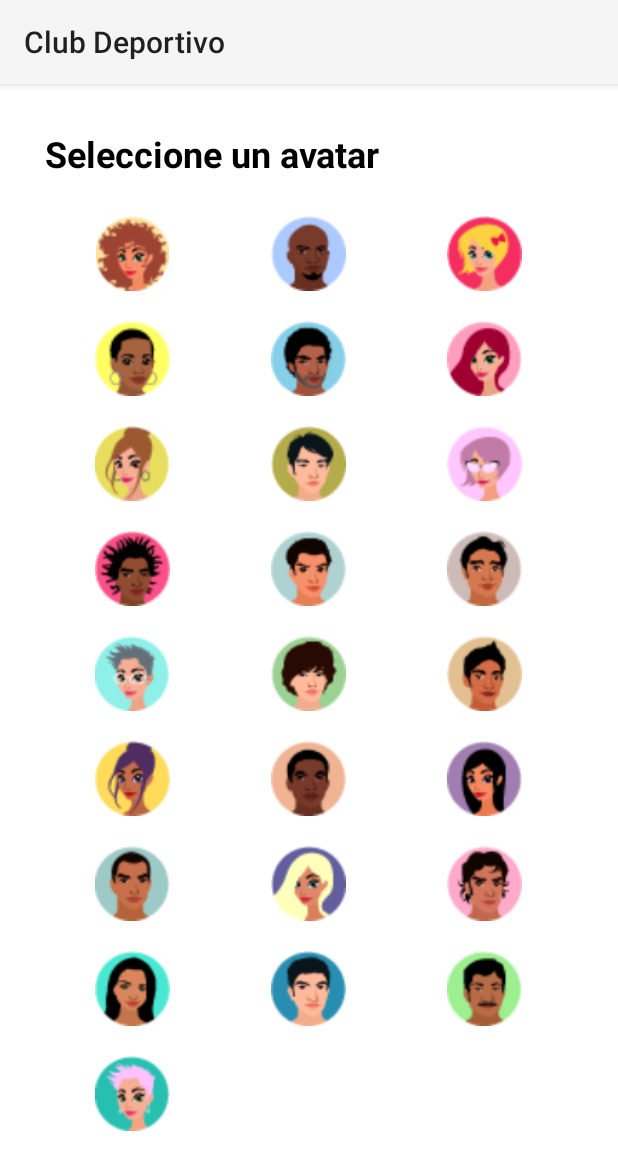
After one commit to Heber-739/Desarrollo_Aplicaciones_Moviles, an Android app: the AvatarSelect screen opened directly, with no data from a screen before it, on a phone screen of 412 x 824 dp. The commit adds this screen. Shown: the top 1170 px of the screen. Run offline under Robolectric (Android 15) with nearby library versions, the phone set to English and light mode, and no system bars; 2 statements that could not run were skipped.

Commit message:
Update avatar

```diff
--- /dev/null
+++ b/app/src/main/java/com/example/clubdeportivo/AvatarSelect.kt
@@ -0,0 +1,77 @@
+package com.example.clubdeportivo
+
+import android.os.Bundle
+import androidx.activity.OnBackPressedDispatcher
+import androidx.appcompat.app.AppCompatActivity
+import androidx.recyclerview.widget.GridLayoutManager
+import androidx.recyclerview.widget.LinearLayoutManager
+import androidx.recyclerview.widget.RecyclerView
+import com.example.clubdeportivo.Utils.AvatarAdapter
+import com.example.clubdeportivo.Utils.UserAvatar
+import com.example.clubdeportivo.database.Database
+
+
+class AvatarSelect: AppCompatActivity(), AvatarAdapter.OnAvatarClickListener, ModalFragment.ModalListener  {
+
+    private var email:String = ""
+    private var table:String = ""
+
+    override fun onCreate(savedInstanceState: Bundle?) {
+        super.onCreate(savedInstanceState)
+
+        this.email = intent.getStringExtra("USER_EMAIL").toString()
+        this.table = intent.getStringExtra("TABLE").toString()
+
+        // Configura el layout de la actividad
+        setContentView(R.layout.avatar_select)  // Reemplaza "activity_my" con el nombre de tu layout
+
+
+        /* Listar los clientes */
+        val recyclerView = findViewById<RecyclerView>(R.id.recyclerView)
+
+
+        val gridLayoutManager = GridLayoutManager(this, 3) // 3 es el número de columnas
+        recyclerView.layoutManager = gridLayoutManager
+
+
+        val adapter = AvatarAdapter(this)
+        recyclerView.adapter = adapter
+
+    }
+
+    override fun onAvatarClick(id: Int) {
+        val dbHelper = Database(this)
+        val db = dbHelper.writableDatabase
+
+        try {
+
+    val updateQuery = "UPDATE ${this.table} SET nro_avatar = ? WHERE email_usuario = ?"
+    val stmt = db.compileStatement(updateQuery)
+    stmt.bindLong(1, id.toLong())
+    stmt.bindString(2, this.email)
+    val rowCount = stmt.executeUpdateDelete()
+            stmt.close()
+
+            val modal = ModalFragment.newInstance("No ",
+                " ${this.table} - ${this.email} - ${id} - ${rowCount}", "OK", )
+            modal.show(supportFragmentManager, "ModalFragment")
+
+    UserAvatar.setAvatar(id)
+
+//    onBackPressedDispatcher.onBackPressed()
+
+}
+         catch (e:Exception){
+        val modal = ModalFragment.newInstance("No se pudo encontrar el avatar seleccionado nro",
+            "Error:  ${e.message}", "OK", )
+        modal.show(supportFragmentManager, "ModalFragment")
+    }
+
+
+    }
+
+    override fun onModalResult(success: Boolean) {
+        OnBackPressedDispatcher()
+    }
+
+}
--- a/app/src/main/java/com/example/clubdeportivo/MainReciboPago.kt
+++ b/app/src/main/java/com/example/clubdeportivo/MainReciboPago.kt
@@ -1,7 +1,6 @@
 package com.example.clubdeportivo
 
 import android.os.Bundle
-import android.widget.FrameLayout
 import android.widget.TextView
 import androidx.activity.enableEdgeToEdge
 import androidx.appcompat.app.AppCompatActivity
--- /dev/null
+++ b/app/src/main/java/com/example/clubdeportivo/Utils/AvatarAdapter.kt
@@ -0,0 +1,47 @@
+package com.example.clubdeportivo.Utils
+
+import android.annotation.SuppressLint
+import android.view.LayoutInflater
+import android.view.View
+import android.view.ViewGroup
+import android.widget.ImageView
+import androidx.recyclerview.widget.RecyclerView
+import com.example.clubdeportivo.R
+
+class AvatarAdapter(private val listener: OnAvatarClickListener) : RecyclerView.Adapter<AvatarAdapter.AvatarViewHolder>()  {
+
+    interface OnAvatarClickListener {
+        fun onAvatarClick(id: Int)
+    }
+
+    @SuppressLint("DiscouragedApi")
+    class AvatarViewHolder(itemView: View, private val listener: OnAvatarClickListener) : RecyclerView.ViewHolder(itemView) {
+        val profilePhoto: ImageView = itemView.findViewById<ImageView>(R.id.profilePhoto)
+
+
+        fun bind(avatar: Int) {
+            val nombreImagen = "avatar_" + avatar.toString()
+            val resourceId = itemView.context.resources.getIdentifier(nombreImagen, "drawable", itemView.context.packageName)
+            profilePhoto.setImageResource(if (resourceId != 0) resourceId else R.drawable.avatar_0)
+
+            itemView.setOnClickListener {
+                listener.onAvatarClick(avatar)
+            }
+        }
+
+    }
+
+    override fun onCreateViewHolder(parent: ViewGroup, viewType: Int): AvatarViewHolder {
+        val view = LayoutInflater.from(parent.context).inflate(R.layout.avatar_item, parent, false)
+        return AvatarViewHolder(view,listener)
+    }
+
+
+    override fun onBindViewHolder(holder: AvatarViewHolder, position: Int) {
+        holder.bind(position +1)
+    }
+
+    override fun getItemCount(): Int = 25
+
+
+}
--- a/app/src/main/java/com/example/clubdeportivo/Utils/ClientesAdapter.kt
+++ b/app/src/main/java/com/example/clubdeportivo/Utils/ClientesAdapter.kt
@@ -15,6 +15,8 @@ class ClienteAdapter(private val clientes: List<Clientes_mostrar>, private val l
     interface OnItemClickListener {
         fun onItemClick(id: Int)
     }
+
+
 
     @SuppressLint("DiscouragedApi")
     class ClienteViewHolder(itemView: View, private val listener: OnItemClickListener) : RecyclerView.ViewHolder(itemView) {
--- a/app/src/main/java/com/example/clubdeportivo/database/Database.kt
+++ b/app/src/main/java/com/example/clubdeportivo/database/Database.kt
@@ -19,7 +19,7 @@ class Database(context: Context) : SQLiteOpenHelper(context, DATABASE_NAME, null
         const val COLUMN_USERS_NAME = "nombre_usuario"
         const val COLUMN_USERS_PASS = "password_usuario"
         const val COLUMN_USERS_ROL = "rol_id"
-        private val COLUMN_USER_NRO_AVATAR = "nro_avatar"
+        const val COLUMN_USER_NRO_AVATAR = "nro_avatar"
 
         // Tabla de Clientes
         private const val TABLE_CLIENTES = "Clientes"
--- a/app/src/main/res/layout/activity_main_menu.xml
+++ b/app/src/main/res/layout/activity_main_menu.xml
@@ -332,9 +332,7 @@
                         android:id="@+id/profilePhoto"
                         android:layout_width="42dp"
                         android:layout_height="42dp"
-                        android:layout_gravity="center"
-                        app:srcCompat="@drawable/avatar_0"
-                        tools:srcCompat="@drawable/avatar_0" />
+                        android:layout_gravity="center" />
 
                     <ImageView
                         android:id="@+id/addIcon"
@@ -342,7 +340,6 @@
                         android:layout_height="20dp"
                         android:layout_gravity="bottom|end"
                         android:elevation="10dp"
-                        android:visibility="gone"
                         app:srcCompat="@drawable/add"
                         tools:srcCompat="@drawable/add" />
 
--- /dev/null
+++ b/app/src/main/res/layout/avatar_item.xml
@@ -0,0 +1,17 @@
+<FrameLayout xmlns:android="http://schemas.android.com/apk/res/android"
+    xmlns:app="http://schemas.android.com/apk/res-auto"
+    android:layout_width="match_parent"
+    android:layout_height="wrap_content"
+    android:gravity="center">
+
+        <ImageView
+            android:id="@+id/profilePhoto"
+            android:layout_width="50dp"
+            android:layout_height="50dp"
+            android:layout_margin="10dp"
+            android:layout_gravity="center"
+            android:layout_rowSpan="1"
+            android:layout_columnSpan="1"
+            android:layout_weight="1"/>
+
+</FrameLayout>
--- /dev/null
+++ b/app/src/main/res/layout/avatar_select.xml
@@ -0,0 +1,43 @@
+<?xml version="1.0" encoding="utf-8"?>
+<androidx.constraintlayout.widget.ConstraintLayout xmlns:android="http://schemas.android.com/apk/res/android"
+    xmlns:app="http://schemas.android.com/apk/res-auto"
+    xmlns:tools="http://schemas.android.com/tools"
+    android:id="@+id/main"
+    android:layout_width="match_parent"
+    android:layout_height="match_parent"
+    android:background="@android:color/white"
+    android:padding="30dp"
+    tools:context=".AvatarSelect">
+
+    <LinearLayout
+        android:id="@+id/av_cont"
+        android:layout_width="match_parent"
+        android:layout_height="wrap_content"
+        android:orientation="vertical"
+        tools:ignore="MissingConstraints">
+
+        <TextView
+            android:id="@+id/txt_title"
+            android:layout_width="match_parent"
+            android:layout_height="wrap_content"
+            android:layout_marginBottom="15dp"
+            android:text="Seleccione un avatar"
+            android:textAlignment="viewStart"
+            android:textColor="@color/black"
+            android:textSize="24dp"
+            android:textStyle="bold" />
+
+<!--    <LinearLayout-->
+<!--        android:layout_width="match_parent"-->
+<!--        android:layout_height="wrap_content"-->
+<!--        android:orientation="horizontal">-->
+        <androidx.recyclerview.widget.RecyclerView
+            android:id="@+id/recyclerView"
+            android:layout_width="match_parent"
+            android:layout_height="wrap_content" />
+
+
+<!--    </LinearLayout>-->
+    </LinearLayout>
+
+</androidx.constraintlayout.widget.ConstraintLayout>
--- a/app/src/main/res/layout/registro_usuario.xml
+++ b/app/src/main/res/layout/registro_usuario.xml
@@ -64,9 +64,10 @@
             android:layout_marginBottom="16dp"
             android:background="@drawable/borde_redondo"
             android:hint="Nombre Completo"
-            android:inputType="text"
             android:textColor="@android:color/darker_gray"
-            android:textSize="14dp" />
+            android:textSize="14dp"
+            android:inputType="textNoSuggestions"
+            android:importantForAutofill="noExcludeDescendants"/>
 
         <TextView
             android:id="@+id/txtClienteEmail"
```
Also changed, not shown: app/src/main/AndroidManifest.xml (+16 -11 lines), app/src/main/java/com/example/clubdeportivo/MainActivity.kt (+10 -0 lines), app/src/main/java/com/example/clubdeportivo/MainMenu.kt (+44 -37 lines), app/src/main/java/com/example/clubdeportivo/Utils/UserAvatar.kt (added, +25 -0 lines), app/src/main/res/layout/activity_main.xml (+24 -3 lines).
